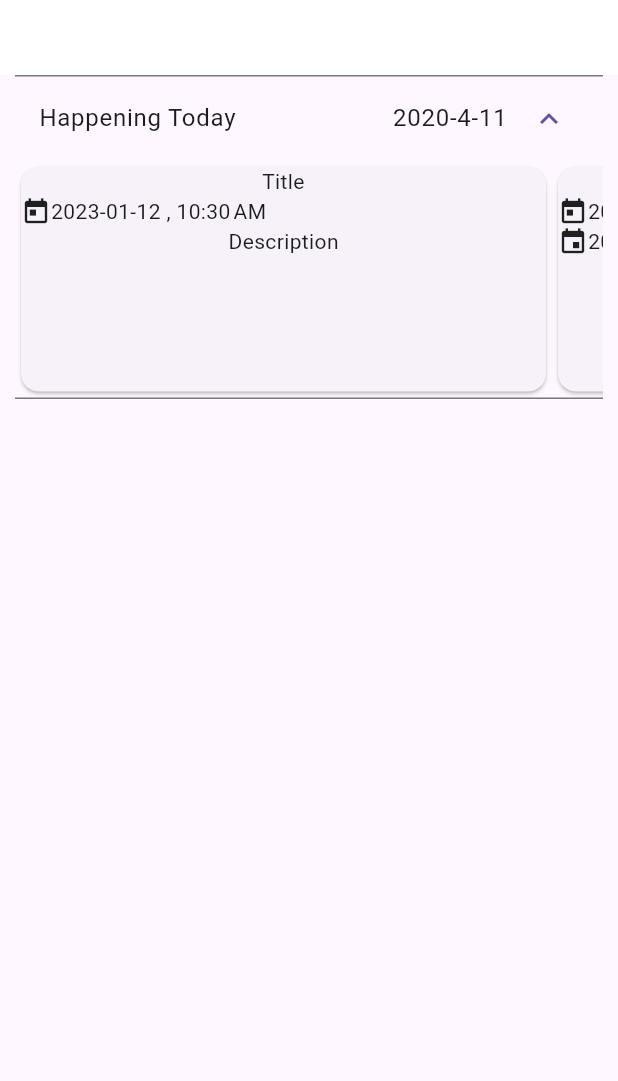
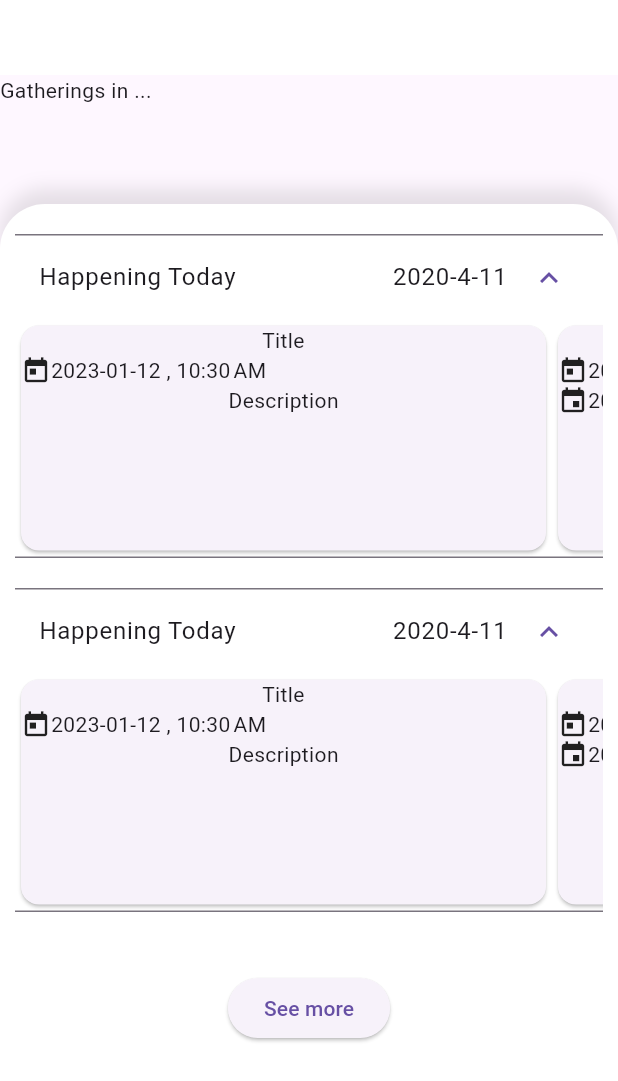
Before and after one commit to A-Sattari/Wander-Pal-Interface, a Flutter app: the screen it shows after launch, on a phone screen of 412 x 824 dp. Shown: the top 1081 px of the screen. Run offline on Flutter 3.47's test engine with Material 2 defaults, Android fonts, the phone set to English and light mode, and no system bars.

Commit message:
Add more details to the Gathering page

```diff
--- a/lib/presentation/gathering/gathering_page.dart
+++ b/lib/presentation/gathering/gathering_page.dart
@@ -12,7 +12,61 @@ class _GatheringPageState extends State<GatheringPage> {
   @override
   Widget build(BuildContext context) {
     return Column(
-      children: <Widget>[GatheringsHighlightList()],
+      children: [
+        Flexible(
+          child: ListView(
+            children: const [
+              Text("Gatherings in ..."),
+            ],
+          ),
+        ),
+        // The Bottom Section
+        Flexible(
+          flex: 8,
+          child: Container(
+            decoration: _getBottomSectionDesign(),
+            child: Column(
+              children: [
+                const Padding(
+                  padding: EdgeInsets.only(top: 20, right: 10, left: 10),
+                  child: GatheringsHighlightList(),
+                ),
+                const Padding(
+                  padding: EdgeInsets.only(top: 20, bottom: 40, right: 10, left: 10),
+                  child: GatheringsHighlightList(),
+                ),
+                ElevatedButton(
+                  style: ElevatedButton.styleFrom(
+                    shape: RoundedRectangleBorder(
+                      borderRadius: BorderRadius.circular(20),
+                    ),
+                  ),
+                  child: const Text("See more"),
+                  onPressed: () {},
+                ),
+              ],
+            ),
+          ),
+        ),
+      ],
     );
   }
+
+  BoxDecoration _getBottomSectionDesign() {
+    return
+      BoxDecoration(
+        color: Colors.white,
+        boxShadow: [
+          BoxShadow(
+            color: Colors.black.withOpacity(0.1),
+            blurRadius: 10,
+            offset: const Offset(0, -10),
+          ),
+        ],
+        borderRadius: const BorderRadius.only(
+          topLeft: Radius.circular(30),
+          topRight: Radius.circular(30),
+        ),
+      );
+  }
 }
--- a/lib/presentation/gathering/gatherings_highlight_list.dart
+++ b/lib/presentation/gathering/gatherings_highlight_list.dart
@@ -12,9 +12,7 @@ class GatheringsHighlightList extends StatefulWidget {
 class _GatheringsHighlightListState extends State<GatheringsHighlightList> {
   @override
   Widget build(BuildContext context) {
-    return Padding(
-      padding: const EdgeInsets.only(right: 10.0, left: 10.0),
-      child: ExpansionTile(
+    return ExpansionTile(
       maintainState: true,
       initiallyExpanded: true,
       title: Row(
@@ -50,7 +48,6 @@ class _GatheringsHighlightListState extends State<GatheringsHighlightList> {
           ),
         ),
       ],
-      ),
     );
   }
 }
```
Lines whose indentation alone changed are shown as unchanged.
